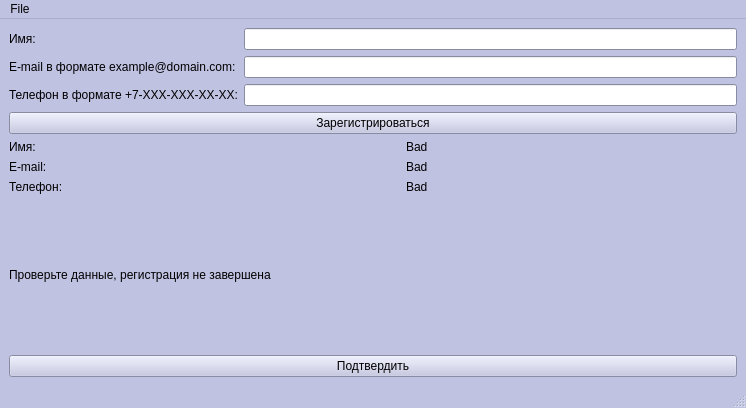
mainex/btimetable-booking, file Booking/mainwindow.ui: the form before one commit.
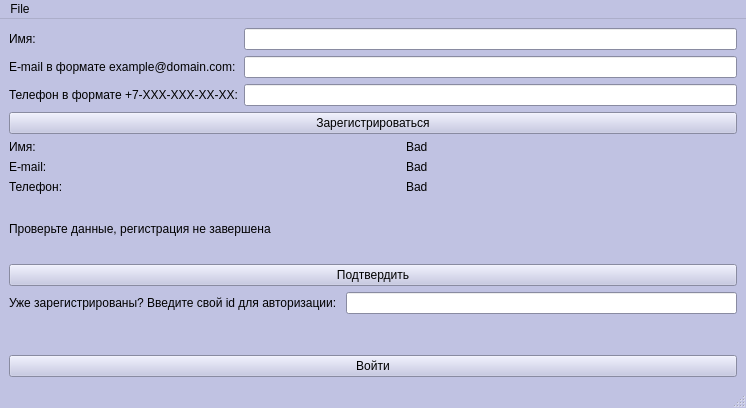
The form after the commit.

Commit message: enter by id

Diff of the .ui file:
```diff
--- a/Booking/mainwindow.ui
+++ b/Booking/mainwindow.ui
@@ -603,6 +603,27 @@
       </property>
      </widget>
     </item>
+    <item>
+     <layout class="QFormLayout" name="formLayout">
+      <item row="0" column="0">
+       <widget class="QLabel" name="authorizationLabel">
+        <property name="text">
+         <string>Уже зарегистрированы? Введите свой id для авторизации: </string>
+        </property>
+       </widget>
+      </item>
+      <item row="0" column="1">
+       <widget class="QLineEdit" name="idLineEdit"/>
+      </item>
+     </layout>
+    </item>
+    <item>
+     <widget class="QPushButton" name="enterButton">
+      <property name="text">
+       <string>Войти</string>
+      </property>
+     </widget>
+    </item>
    </layout>
   </widget>
   <widget class="QMenuBar" name="menubar">
```
The commit also changes 2 other files.
